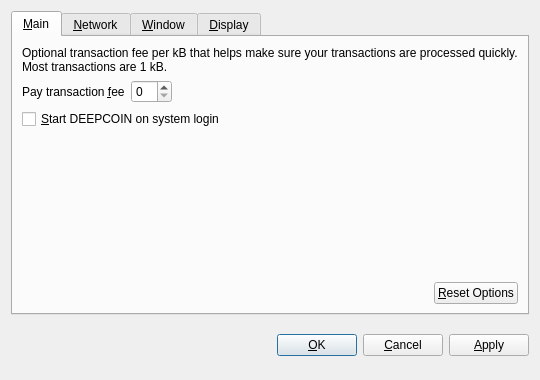
The window that src/qt/forms/optionsdialog.ui (deepfuturevc/deepfuture) describes before a commit, drawn with Qt 5.
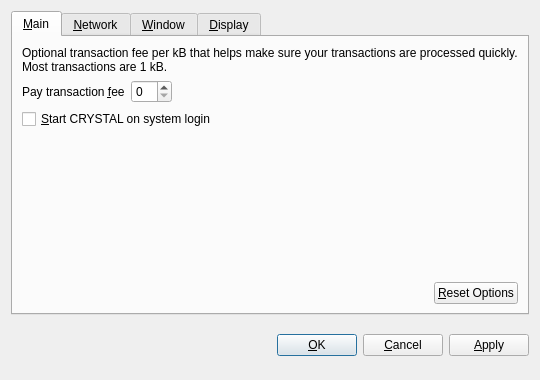
The same window after the commit. Custom widgets are drawn as their Qt base class.

Diff of the .ui file:
```diff
--- a/src/qt/forms/optionsdialog.ui
+++ b/src/qt/forms/optionsdialog.ui
@@ -82,7 +82,7 @@
           <string>Automatically start DEEPCOIN after logging in to the system.</string>
          </property>
          <property name="text">
-          <string>&amp;Start DEEPCOIN on system login</string>
+          <string>&amp;Start CRYSTAL on system login</string>
          </property>
         </widget>
        </item>
```
Left out of the diff: 10 changed lines with no effect on the pictures.
